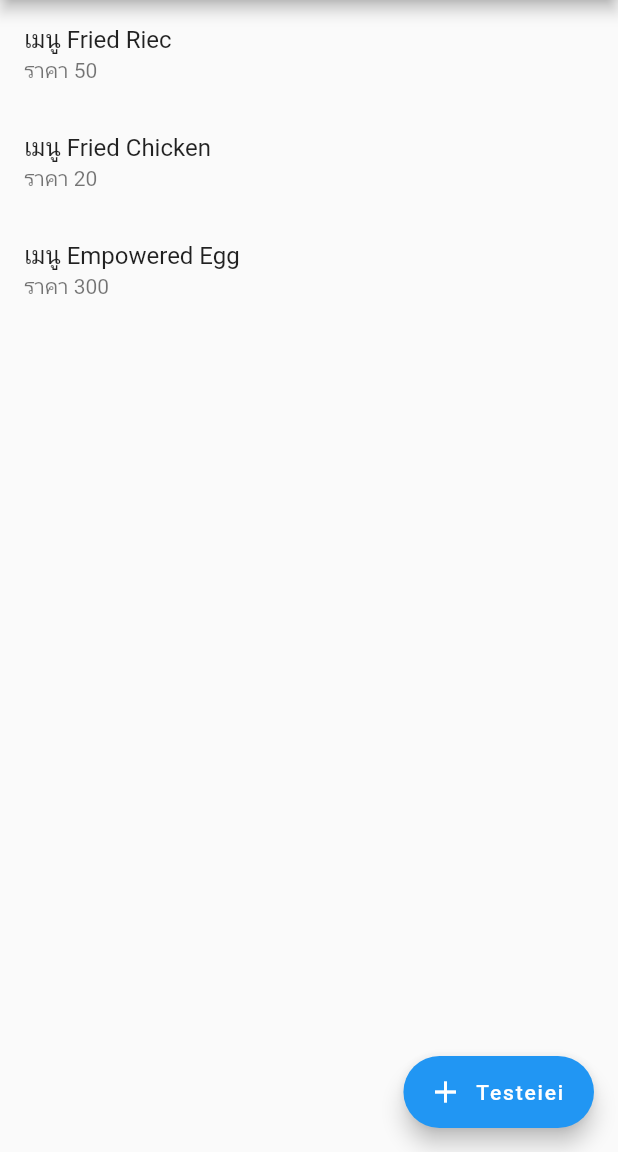
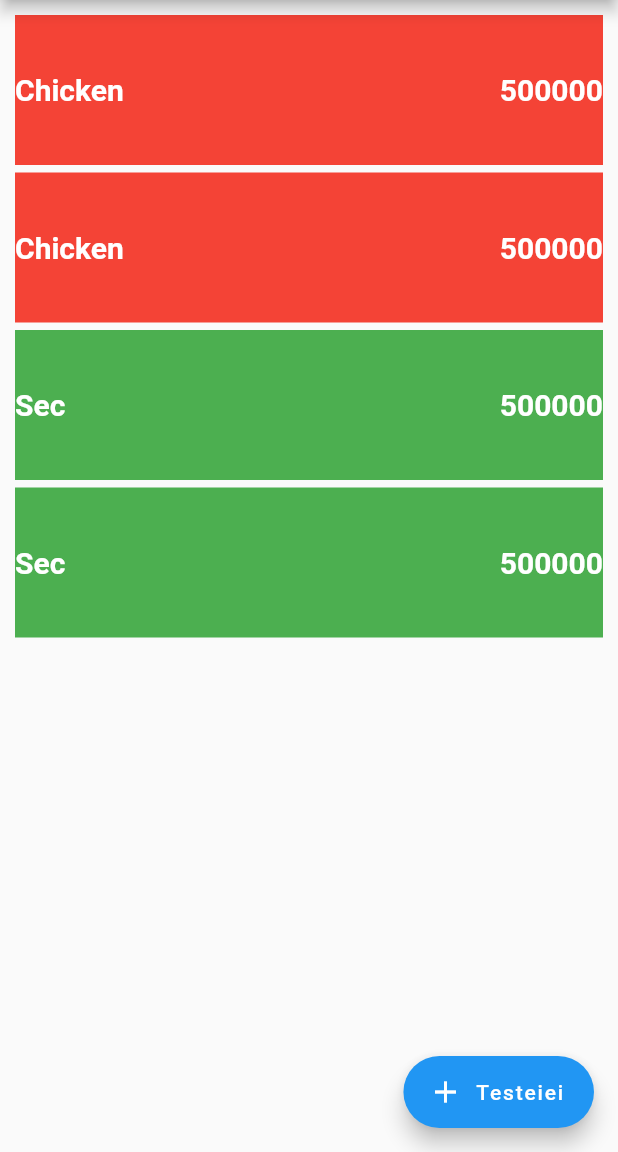
Before and after one commit to pl98754321/MYFirstFlutter, a Flutter app: the screen it shows after launch, after a tap on "Testeiei", on a phone screen of 412 x 824 dp, the part 84-1236 px from its top. Run offline on Flutter 3.47's test engine with Material 2 defaults, Android fonts, the phone set to English and light mode, and no system bars.

Commit message:
learn more about template widgets

```diff
--- a/flutter_application_1/lib/Food.dart
+++ b/flutter_application_1/lib/Food.dart
@@ -1,5 +1,6 @@
 class Food {
   String name;
   int price;
-  Food(this.name, this.price) {}
+  String locate;
+  Food(this.name, this.price, this.locate) {}
 }
--- /dev/null
+++ b/flutter_application_1/lib/Template.dart
@@ -0,0 +1,54 @@
+import 'dart:ui';
+import 'Food.dart';
+import 'package:flutter/material.dart';
+
+class ConTem1 extends StatelessWidget {
+  String text = "donthave";
+  int money = 0, number = 1;
+  double hei = 20, Pad = 5;
+  Color colorI = Colors.black;
+
+  ConTem1(this.text, this.money, this.hei, this.colorI, this.number);
+
+  @override
+  Widget build(BuildContext context) {
+    List<Widget> inner = [];
+    for (int i = 0; i < number; i++) {
+      //main
+      inner.add(
+        Container(
+          decoration: BoxDecoration(color: colorI),
+          height: hei,
+          child: Row(
+            children: [
+              Text(
+                text,
+                style: TextStyle(
+                    color: Colors.white,
+                    fontWeight: FontWeight.bold,
+                    fontSize: 20),
+              ),
+              Expanded(
+                  child: Text(
+                money.toString(),
+                textAlign: TextAlign.right,
+                style: TextStyle(
+                    color: Colors.white,
+                    fontWeight: FontWeight.bold,
+                    fontSize: 20),
+              ))
+            ],
+          ),
+        ),
+      );
+
+      //between
+      inner.add(SizedBox(
+        height: Pad,
+      ));
+    }
+    return Column(
+      children: inner,
+    );
+  }
+}
--- a/flutter_application_1/lib/main.dart
+++ b/flutter_application_1/lib/main.dart
@@ -1,6 +1,6 @@
 import 'dart:ui';
 import 'package:flutter_application_1/CreatedWid.dart';
-
+import 'Template.dart';
 import 'Food.dart';
 import 'package:flutter/material.dart';
 
@@ -26,44 +26,57 @@ class MyHomepage extends StatefulWidget {
 }
 
 class _MyHomepageState extends State<MyHomepage> with Createwid {
-  int number = 2;
+  //listFood
+  List<Food> listFood = [
+    Food('Fried Riec', 50, "assets/image/fried_rice.jpg"),
+    Food('Fried Chicken', 20, "assets/image/fried_egg.jpg"),
+    Food('Empowered Egg', 300, "assets/image/egg.jpg"),
+  ];
 
   //แสดงผล
   @override
   Widget build(BuildContext context) {
+    //firstbodytype
+    Widget bodytype1 = ListView.builder(
+        itemCount: listFood.length,
+        itemBuilder: (BuildContext context, int index) {
+          Food Afood = listFood[index];
+          return ListTile(
+            title: Text("เมนู ${Afood.name}"),
+            subtitle: Text("ราคา ${Afood.price}"),
+            onTap: () {
+              print("You have just pic ${Afood.name}");
+            },
+          );
+        });
+
+    //Height of contrainer bodytype2
+    double hei = 100;
+
+    Widget Buil1 = Padding(
+      padding: EdgeInsets.all(10),
+      child: Column(
+        children: [
+          ConTem1("Chicken", 500000, 100, Colors.red, 2),
+          ConTem1("Sec", 500000, 100, Colors.green, 2)
+        ],
+      ),
+    );
+
     return Scaffold(
         appBar: AppBar(
           title: Text("AppbartitlePluem"),
         ),
-        body: Center(
-          child: ListView.builder(
-              itemCount: listFood.length,
-              itemBuilder: (BuildContext context, int index) {
-                Food Afood = listFood[index];
-                return ListTile(
-                  title: Text("เมนู ${Afood.name}"),
-                  subtitle: Text("ราคา ${Afood.price}"),
-                );
-              }),
-        ),
+        body: Buil1,
         floatingActionButton: FloatingActionButton.extended(
-          onPressed: () {},
+          onPressed: () {
+            setState(() {
+              listFood.add(Food("ไก", 555, ""));
+            });
+            print("กดกด");
+          },
           label: Text("Testeiei"),
           icon: Icon(Icons.add),
         ));
   }
-
-  //ฟังก์ชั่นเพิ่มตัวเลข
-  void addnum() {
-    return setState(() {
-      number++;
-    });
-  }
-
-  //listFood
-  List<Food> listFood = [
-    Food('Fried Riec', 50),
-    Food('Fried Chicken', 20),
-    Food('Empowered Egg', 300),
-  ];
 }
--- a/flutter_application_1/pubspec.yaml
+++ b/flutter_application_1/pubspec.yaml
@@ -49,7 +49,7 @@ flutter:
   #   - images/a_dot_burr.jpeg
   #   - images/a_dot_ham.jpeg
   assets:
-    -assets\image
+    - assets/image/
 
   # An image asset can refer to one or more resolution-specific "variants", see
   # https://flutter.dev/assets-and-images/#resolution-aware.
```
